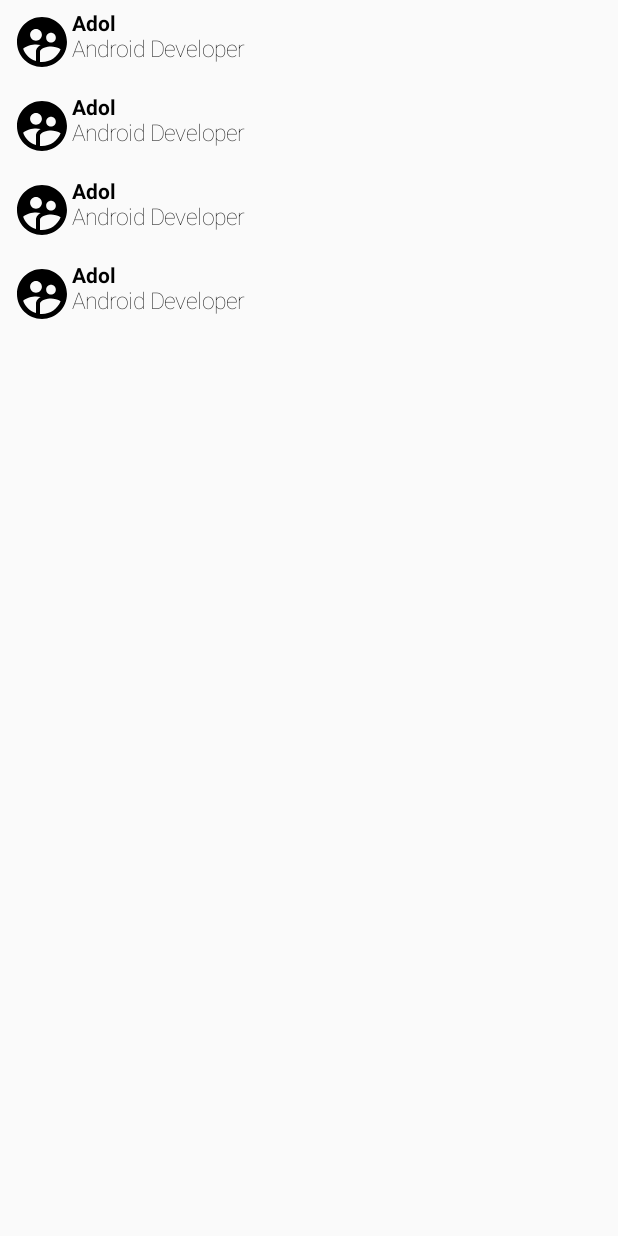
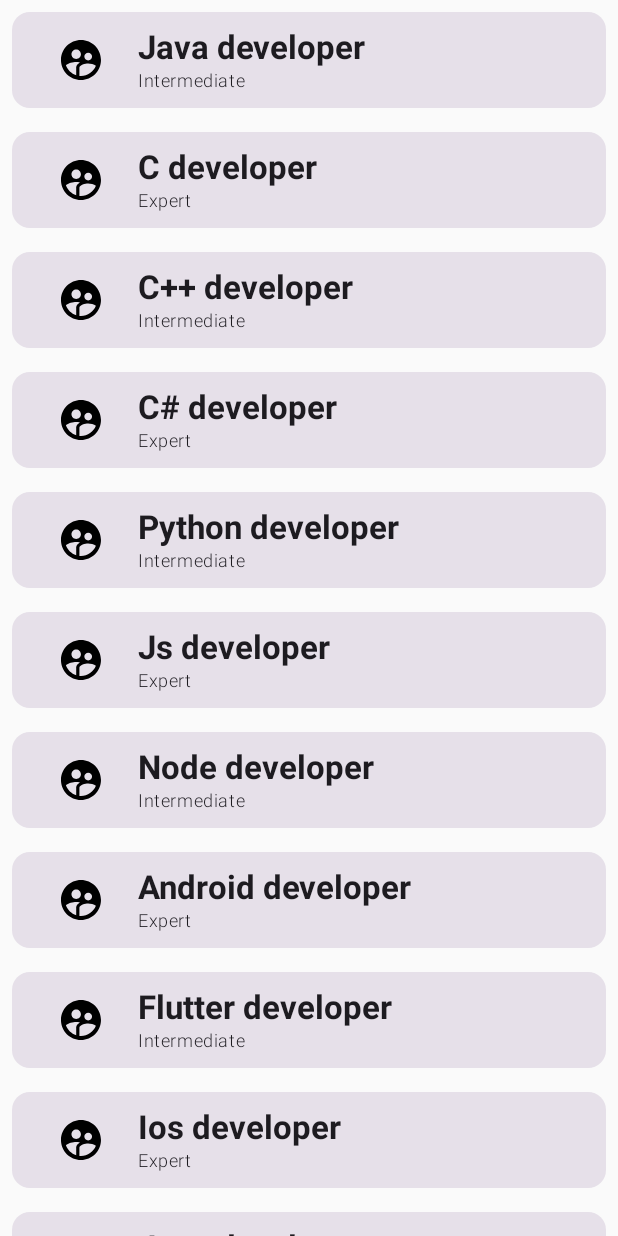
Before and after one commit to tamzidisrakadol/IntroToCompose, an Android app built with Jetpack Compose: the screen it shows after launch (MainActivity), on a phone screen of 412 x 824 dp. Run offline under Robolectric (Android 15) with nearby library versions, the light colour scheme and no system bars.

Commit message:
Intro to jetpack compose 1.Row and Column 2.Modifier 3.Lazy Column 4.CircularImage

```diff
--- /dev/null
+++ b/app/src/main/java/com/example/introtocompose/Screen.kt
@@ -0,0 +1,106 @@
+package com.example.introtocompose
+
+import androidx.compose.foundation.Image
+import androidx.compose.foundation.gestures.rememberScrollableState
+import androidx.compose.foundation.layout.Column
+import androidx.compose.foundation.layout.Row
+import androidx.compose.foundation.layout.padding
+import androidx.compose.foundation.layout.size
+import androidx.compose.foundation.lazy.LazyColumn
+import androidx.compose.foundation.lazy.items
+import androidx.compose.foundation.rememberScrollState
+import androidx.compose.foundation.verticalScroll
+import androidx.compose.material3.Card
+import androidx.compose.material3.MaterialTheme
+import androidx.compose.material3.Text
+import androidx.compose.runtime.Composable
+import androidx.compose.ui.Alignment
+import androidx.compose.ui.Modifier
+import androidx.compose.ui.res.painterResource
+import androidx.compose.ui.text.font.FontWeight
+import androidx.compose.ui.tooling.preview.Preview
+import androidx.compose.ui.tooling.preview.PreviewParameter
+import androidx.compose.ui.unit.dp
+import androidx.compose.ui.unit.sp
+
+
+
+@Preview
+@Composable
+fun previewItem(){
+    LazyColumn(content = {
+        items(getCategoryList()){
+            blogCategory(title = it.title, subtitle = it.subtitle )
+        }
+    })
+}
+
+
+
+
+@Composable
+fun blogCategory(title:String,subtitle:String){
+    Card(
+        modifier = Modifier.padding(8.dp),
+    ) {
+        Row(
+            verticalAlignment = Alignment.CenterVertically,
+            modifier = Modifier.padding(8.dp)
+        ) {
+            Image(painter = painterResource(id = R.drawable.user),
+                contentDescription = "Image",
+                modifier = Modifier
+                    .size(48.dp)
+                    .padding(8.dp)
+                    .weight(.2f)
+            )
+            itemDecription(title, subtitle,Modifier.weight(.8f))
+        }
+    }
+}
+
+@Composable
+private fun itemDecription(title: String, subtitle: String,modifier: Modifier) {
+    Column(modifier = modifier) {
+        Text(
+            text = title,
+            fontWeight = FontWeight.Bold,
+            style = MaterialTheme.typography.titleLarge
+        )
+
+        Text(
+            text = subtitle, fontWeight = FontWeight.Light, fontSize = 12.sp,
+            style = MaterialTheme.typography.bodySmall
+        )
+
+    }
+}
+
+
+data class Category(val title:String,val subtitle:String)
+
+fun getCategoryList():MutableList<Category>{
+    val list = mutableListOf<Category>()
+    list.add(Category("Java developer","Intermediate"))
+    list.add(Category("C developer","Expert"))
+    list.add(Category("C++ developer","Intermediate"))
+    list.add(Category("C# developer","Expert"))
+    list.add(Category("Python developer","Intermediate"))
+    list.add(Category("Js developer","Expert"))
+    list.add(Category("Node developer","Intermediate"))
+    list.add(Category("Android developer","Expert"))
+    list.add(Category("Flutter developer","Intermediate"))
+    list.add(Category("Ios developer","Expert"))
+    list.add(Category("Java developer","Intermediate"))
+    list.add(Category("C developer","Expert"))
+    list.add(Category("C++ developer","Intermediate"))
+    list.add(Category("C# developer","Expert"))
+    list.add(Category("Python developer","Intermediate"))
+    list.add(Category("Js developer","Expert"))
+    list.add(Category("Node developer","Intermediate"))
+    list.add(Category("Android developer","Expert"))
+    list.add(Category("Flutter developer","Intermediate"))
+    list.add(Category("Ios developer","Expert"))
+
+    return list
+}
```
Also changed, not shown: app/src/main/java/com/example/introtocompose/MainActivity.kt (+34 -6 lines).
